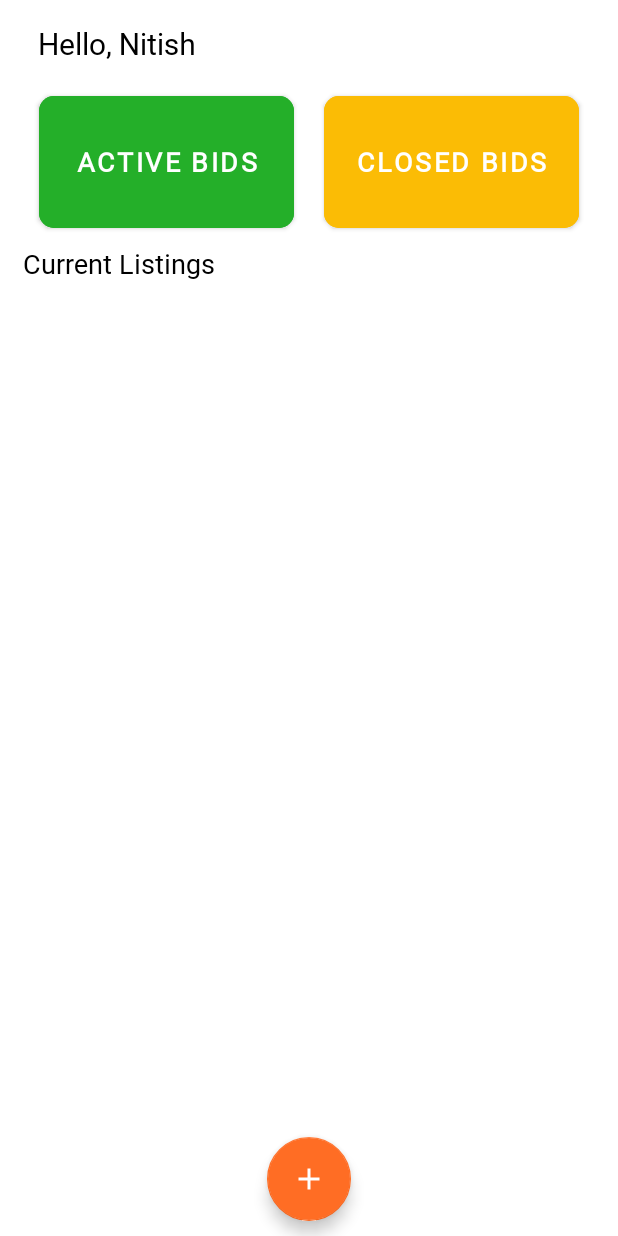
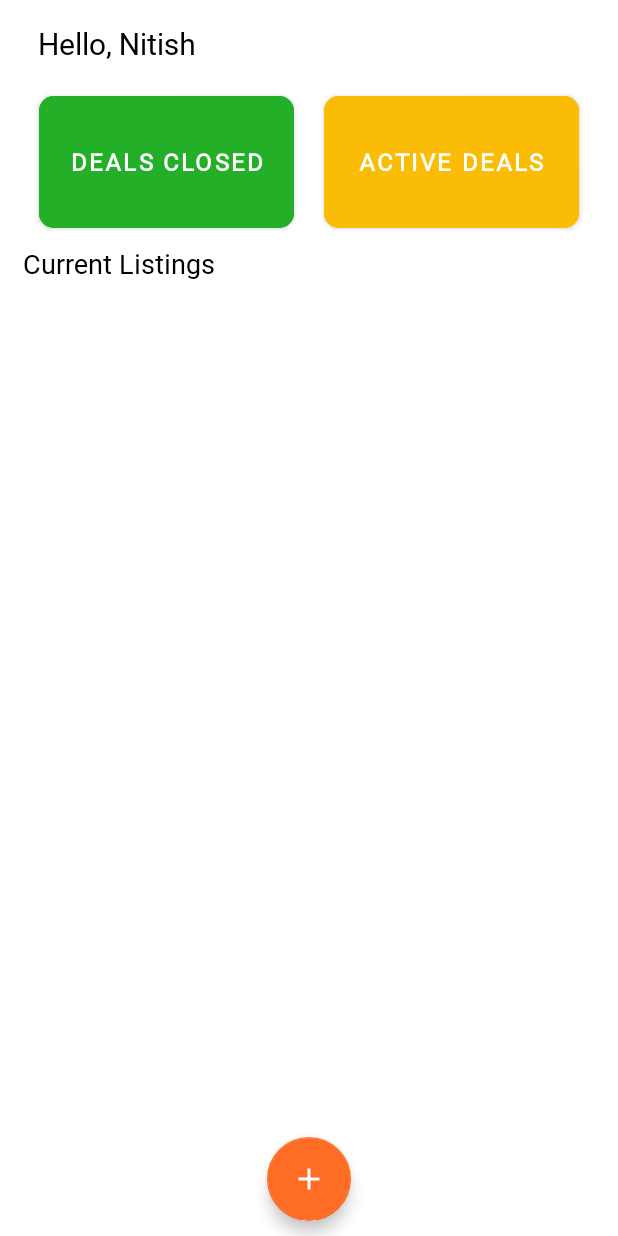
Before and after one commit to itsnitish22/FarmApp, an Android app built with Jetpack Compose: the FarmerHomeScreen screen opened through its navigation route, on a phone screen of 412 x 824 dp. Run offline under Robolectric (Android 15) with nearby library versions, the phone set to English and light mode, and no system bars; our stand-ins replace Firebase (no records; nobody signed in at launch, a user with empty details on screens opened directly); libraries missing offline, so code that uses them is left out: io.socket.client; pictures from the network do not load; Roboto replaces fonts that are not available here.

Commit message:
pata ni kya horiya hai

```diff
--- a/app/src/main/res/layout/fragment_farmer_bidding.xml
+++ b/app/src/main/res/layout/fragment_farmer_bidding.xml
@@ -45,7 +45,7 @@
             android:layout_width="match_parent"
             android:layout_height="match_parent">
 
-            <androidx.appcompat.widget.AppCompatImageView
+            <ImageView
                 android:id="@+id/cropIv"
                 android:layout_width="wrap_content"
                 android:layout_height="wrap_content"
--- a/app/src/main/res/layout/fragment_farmer_home_screen.xml
+++ b/app/src/main/res/layout/fragment_farmer_home_screen.xml
@@ -36,9 +36,9 @@
             android:layout_marginEnd="20dp"
             android:backgroundTint="#24AF29"
             android:fontFamily="@font/noto_devnagri"
-            android:text="Active bids"
+            android:text="Deals Closed"
             android:textColor="@color/white"
-            android:textSize="18sp"
+            android:textSize="16sp"
             android:textStyle="bold"
             app:cornerRadius="10dp"
             app:layout_constraintEnd_toEndOf="parent"
@@ -52,9 +52,9 @@
             android:layout_marginEnd="20dp"
             android:backgroundTint="#FBBC05"
             android:fontFamily="@font/noto_devnagri"
-            android:text="Closed bids"
+            android:text="Active Deals"
             android:textColor="@color/white"
-            android:textSize="18sp"
+            android:textSize="16sp"
             android:textStyle="bold"
             app:cornerRadius="10dp"
             app:layout_constraintEnd_toEndOf="parent"
```
Also changed, not shown: app/src/main/java/com/teamdefine/farmapp/farmer/bidding/FarmerBiddingAdapter.kt (+17 -3 lines), app/src/main/java/com/teamdefine/farmapp/farmer/bidding/FarmerBiddingFragment.kt (+30 -1 lines).
